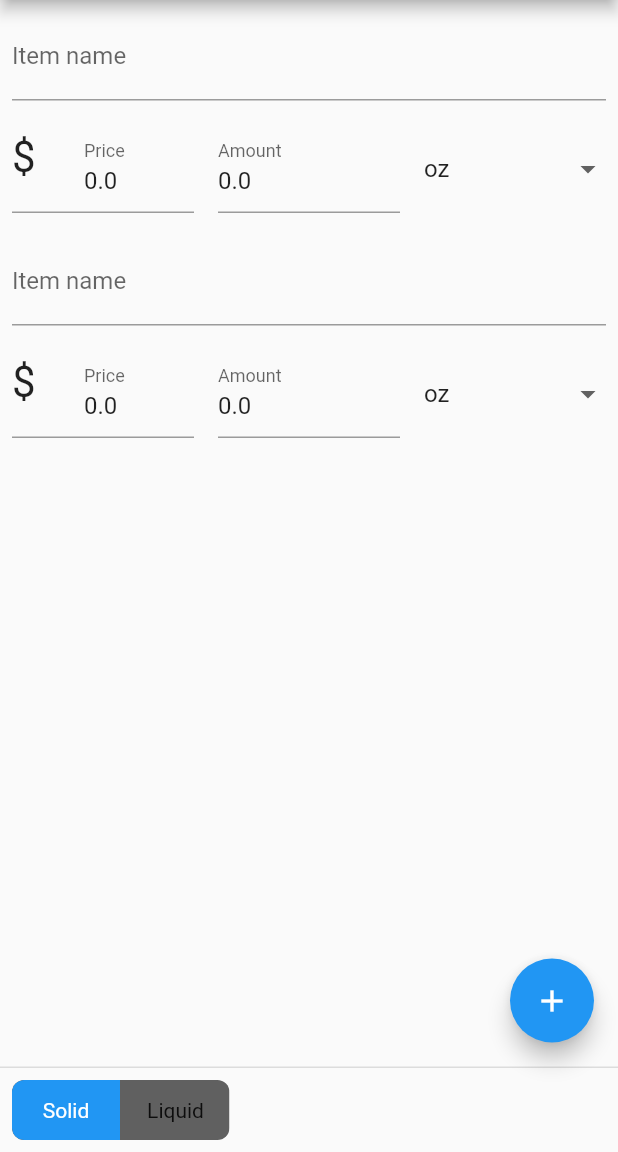
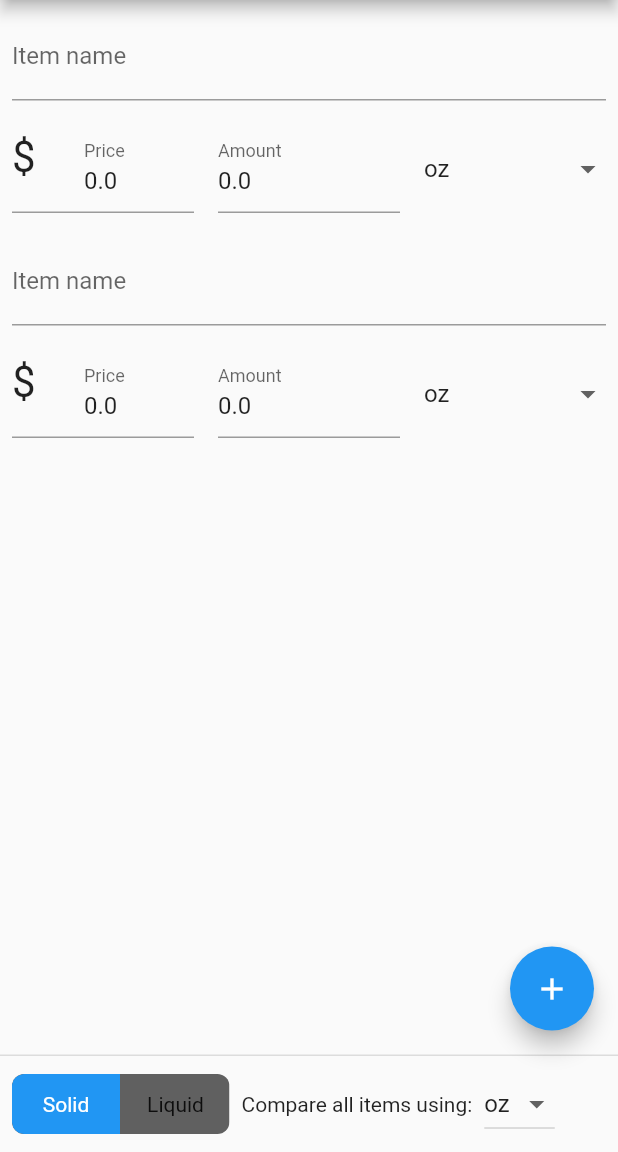
Before and after one commit to stephentigner/shopping_units, a Flutter app: the screen it shows after launch, on a phone screen of 412 x 824 dp, the part 84-1236 px from its top. Run offline on Flutter 3.47's test engine with Material 2 defaults, Android fonts, the phone set to English and light mode, and no system bars; drawn by our look-alikes of toggle_switch; missing offline and left inert: units_converter.

Commit message:
Added the standardized units selection

```diff
--- a/lib/main.dart
+++ b/lib/main.dart
@@ -4,6 +4,7 @@ import 'package:flutter/material.dart';
 import 'package:shopping_units/enums/comparison_item_field.dart';
 import 'package:shopping_units/enums/unit_type.dart';
 import 'package:shopping_units/models/item_details.dart';
+import 'package:shopping_units/utils/application_strings.dart';
 import 'package:shopping_units/widgets/comparison_item.dart';
 import 'package:toggle_switch/toggle_switch.dart';
 
@@ -59,6 +60,7 @@ class _MyHomePageState extends State<MyHomePage> {
       LinkedHashMap<UniqueKey, ItemDetails>();
   bool _isFluidMeasure = false;
   int _measureTypeIndex = 0;
+  UnitType _standardizedUnits = UnitType.defaultSolidUnit;
 
   void _addComparisonItem() {
     ItemDetails newItem = ItemDetails();
@@ -138,19 +140,18 @@ class _MyHomePageState extends State<MyHomePage> {
       switch (measureTypeIndex) {
         case 0:
           _isFluidMeasure = false;
-          for (var element in _comparisonItems.values) {
-            element.isFluidMeasure = false;
-          }
           break;
         case 1:
           _isFluidMeasure = true;
-          for (var element in _comparisonItems.values) {
-            element.isFluidMeasure = true;
-          }
           break;
         default:
         //if unmatched, do nothing for now
       }
+
+      for (var element in _comparisonItems.values) {
+        element.isFluidMeasure = _isFluidMeasure;
+      }
+      _standardizedUnits = UnitType.defaultUnit(_isFluidMeasure);
     });
   }
 
@@ -188,6 +189,29 @@ class _MyHomePageState extends State<MyHomePage> {
               initialLabelIndex: _measureTypeIndex,
               onToggle: _toggleMeasureType,
             ),
+            const Padding(
+              padding: EdgeInsets.all(8.0),
+              child: Text(ApplicationStrings.standardizedUnitsLabel),
+            ),
+            DropdownButton<UnitType>(
+              value: _standardizedUnits,
+              items: UnitType.filteredValues(_isFluidMeasure)
+                  .map((e) => DropdownMenuItem<UnitType>(
+                        value: e,
+                        child: Text(e.abbreviation),
+                      ))
+                  .toList(),
+              onChanged: (value) {
+                setState(() {
+                  UnitType nullCheckedValue =
+                      value ?? UnitType.defaultUnit(_isFluidMeasure);
+                  _standardizedUnits = nullCheckedValue;
+                  for (var element in _comparisonItems.values) {
+                    element.standardizedUnits = nullCheckedValue;
+                  }
+                });
+              },
+            )
           ],
         )
       ],
--- a/lib/utils/application_strings.dart
+++ b/lib/utils/application_strings.dart
@@ -4,4 +4,6 @@ class ApplicationStrings {
 
   static const packagePriceLabel = "Price";
   static const packageUnitsAmountLabel = "Amount";
+
+  static const standardizedUnitsLabel = "Compare all items using:";
 }
```
